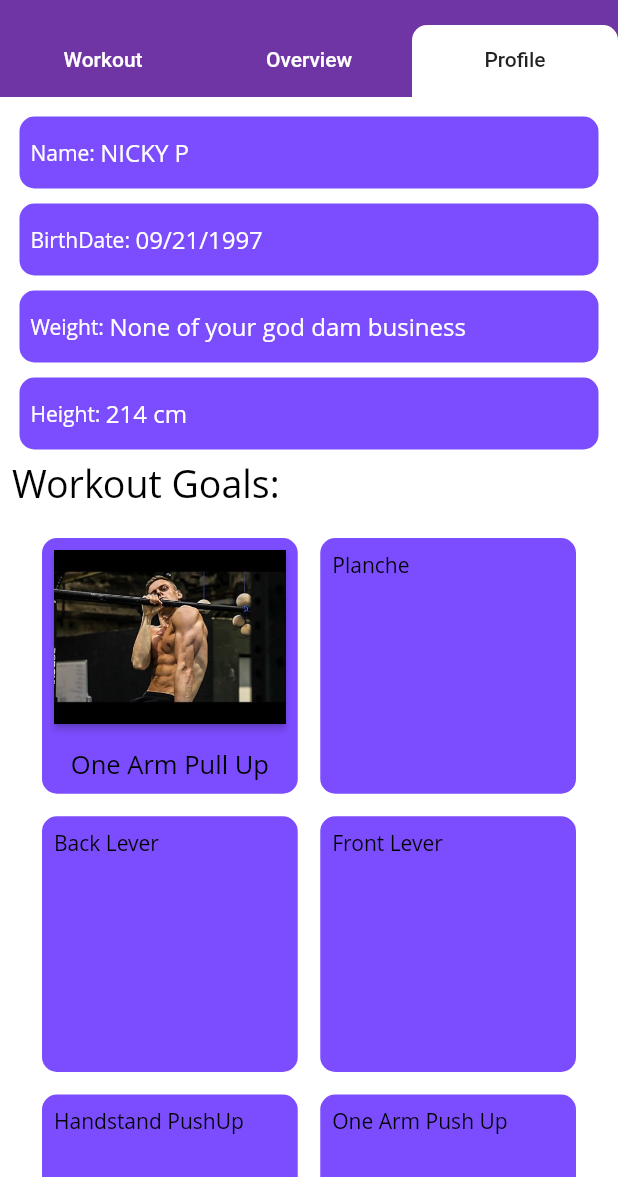
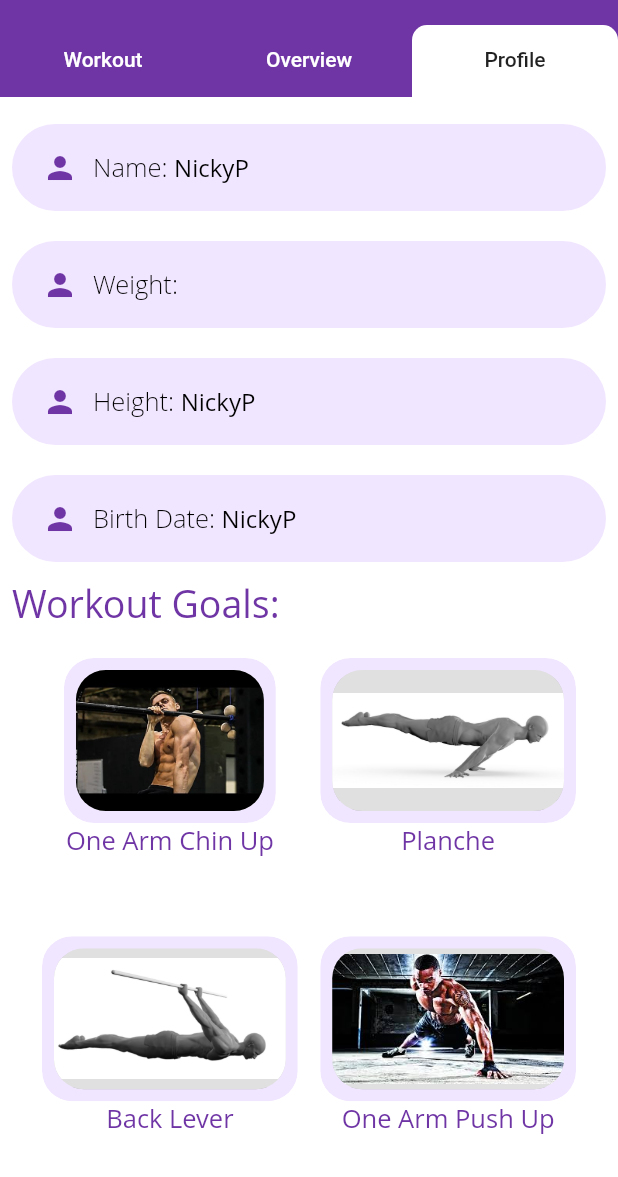
Before and after one commit to huyhoang1521/Fit-App, a Flutter app: the screen it shows once a user with an empty profile is signed in, tab 3 chosen, on a phone screen of 412 x 824 dp, the part 59-1236 px from its top. Run offline on Flutter 3.47's test engine with Material 2 defaults, Android fonts, the phone set to English and light mode, and no system bars; our stand-ins replace auto_size_text, firebase_auth, flutter_svg, percent_indicator; accounts and stored records are empty; Roboto replaces fonts that are missing (Open Sans).

Commit message:
Profile Page update, New rounded image component

```diff
--- /dev/null
+++ b/lib/components/rounded_image_button.dart
@@ -0,0 +1,52 @@
+import 'package:flutter/material.dart';
+import '../constants.dart';
+
+class RoundedImageButton extends StatelessWidget {
+  final String text;
+  final Function press;
+  final Color color;
+  final String image;
+  final double textSize;
+  const RoundedImageButton({
+    Key key,
+    this.text,
+    this.press,
+    this.color = kPrimaryColor,
+    this.image,
+    this.textSize,
+  }) : super(key: key);
+
+  @override
+  Widget build(BuildContext context) {
+    return Column(
+      children: <Widget>[
+        ClipRRect(
+          borderRadius: BorderRadius.circular(20),
+          child: Container(
+            height: 110,
+            padding: const EdgeInsets.all(8),
+            decoration: BoxDecoration(
+              borderRadius: BorderRadius.circular(20),
+              color: color,
+            ),
+            child: ClipRRect(
+              borderRadius: BorderRadius.circular(20),
+              child: RaisedButton(
+                padding: const EdgeInsets.symmetric(),
+                child: Image.asset(
+                  image,
+                ),
+                onPressed: press,
+              ),
+            ),
+            //Spacer(),
+          ),
+        ),
+        Text(
+          text,
+          style: TextStyle(color: kPrimaryColor, fontSize: textSize),
+        ),
+      ],
+    );
+  }
+}
--- a/lib/screens/home/overview_page.dart
+++ b/lib/screens/home/overview_page.dart
@@ -21,6 +21,7 @@ class _OverviewState extends State<Overview> {
           center: Column(children: <Widget>[
             Container(
               child: new Image.asset('assets/images/OAC.jpg'),
+              alignment: Alignment.center,
               width: 100,
               height: 100,
             ),
--- a/lib/screens/home/profile.dart
+++ b/lib/screens/home/profile.dart
@@ -1,7 +1,12 @@
 import 'dart:ui';
-
+import 'package:fit_app/components/text_field_container.dart';
 import 'package:flutter/cupertino.dart';
 import 'package:flutter/material.dart';
+import 'package:flutter/services.dart';
+import 'package:flutter/widgets.dart';
+import '../../constants.dart';
+import '../../components/rounded_button.dart';
+import '../../components/rounded_image_button.dart';
 
 class ProfilePage extends StatefulWidget {
   @override
@@ -10,159 +15,124 @@ class ProfilePage extends StatefulWidget {
   }
 }
 
-class Strength extends StatefulWidget {
-  @override
-  State<StatefulWidget> createState() {
-    return _StrengthState();
-  }
-}
-
-class Hypertrophy extends StatefulWidget {
-  @override
-  State<StatefulWidget> createState() {
-    return _HypertrophyState();
-  }
-}
-
 final myUsername = TextEditingController(text: 'NICKY P');
 final myBirthDate = TextEditingController(text: '09/21/1997');
 final myWeight = TextEditingController(text: 'None of your god dam business');
 final myHeight = TextEditingController(text: '214 cm');
-bool pressAttention = false;
-bool strengthSelected = false;
-bool hypertrophySelected = false;
+String name = "NickyP";
+double weight = 159.5;
+TextEditingController weightController = TextEditingController();
+
+bool strength = false;
+bool hypertrophy = false;
+bool weightLoss = false;
+bool planche = false;
+bool oneArmChinUp = false;
+bool handStandPushup = false;
+bool backLever = false;
+bool frontLever = false;
+bool oneArmPushUp = false;
 
 class _ProfilePageState extends State<ProfilePage> {
   @override
   Widget build(BuildContext context) {
     return ListView(padding: const EdgeInsets.all(8), children: <Widget>[
-      Padding(
-        padding: const EdgeInsets.all(5.0),
-        child: Container(
-          decoration: BoxDecoration(
-            borderRadius: BorderRadius.circular(10),
-            color: Colors.deepPurpleAccent[200],
+      TextFieldContainer(
+        child: Row(children: [
+          Icon(
+            Icons.person,
+            color: kPrimaryColor,
           ),
-          width: 100,
-          child: Row(
-            children: [
+          SizedBox(width: 10),
           Text(
-                '  Name: ',
-                style: TextStyle(color: Colors.white),
+            'Name: ',
+            style: TextStyle(fontSize: 17, fontWeight: FontWeight.w200),
           ),
           new Flexible(
             child: TextFormField(
+              controller: TextEditingController()..text = name,
+              onChanged: (text) => {},
               decoration: InputDecoration(
-                    focusedBorder: InputBorder.none,
-                    enabledBorder: InputBorder.none,
-                    errorBorder: InputBorder.none,
-                    disabledBorder: InputBorder.none,
-                  ),
-                  controller: myUsername,
-                  style: TextStyle(color: Colors.white),
-                  // textAlign: TextAlign.left,
-                ),
-              ),
-            ],
+                border: InputBorder.none,
               ),
             ),
           ),
-      Padding(
-        padding: const EdgeInsets.all(5.0),
-        child: Container(
-          decoration: BoxDecoration(
-            borderRadius: BorderRadius.circular(10),
-            color: Colors.deepPurpleAccent,
+        ]),
       ),
-          width: 100,
-          child: Row(
-            children: [
+      TextFieldContainer(
+        child: Row(children: [
+          Icon(
+            Icons.person,
+            color: kPrimaryColor,
+          ),
+          SizedBox(width: 10),
           Text(
-                '  BirthDate: ',
-                style: TextStyle(color: Colors.white),
+            'Weight: ',
+            style: TextStyle(fontSize: 17, fontWeight: FontWeight.w200),
+          ),
+          new Flexible(
+            child: new TextField(
+              onChanged: (value) {
+                name = value;
+              },
+              decoration: new InputDecoration(
+                border: InputBorder.none,
+              ),
+              keyboardType: TextInputType.numberWithOptions(),
+              inputFormatters: <TextInputFormatter>[
+                WhitelistingTextInputFormatter.digitsOnly
+              ], // Only numbers can be entered
+            ),
+          ),
+        ]),
+      ),
+      TextFieldContainer(
+        child: Row(children: [
+          Icon(
+            Icons.person,
+            color: kPrimaryColor,
+          ),
+          SizedBox(width: 10),
+          Text(
+            'Height: ',
+            style: TextStyle(fontSize: 17, fontWeight: FontWeight.w200),
+          ),
+          new Flexible(
+            child: TextField(
+              controller: TextEditingController()..text = name,
+              onChanged: (text) => {},
+              decoration: InputDecoration(
+                border: InputBorder.none,
+              ),
+            ),
+          ),
+        ]),
+      ),
+      TextFieldContainer(
+        child: Row(children: [
+          Icon(
+            Icons.person,
+            color: kPrimaryColor,
+          ),
+          SizedBox(width: 10),
+          Text(
+            'Birth Date: ',
+            style: TextStyle(fontSize: 17, fontWeight: FontWeight.w200),
           ),
           new Flexible(
             child: TextFormField(
+              controller: TextEditingController()..text = name,
+              onChanged: (text) => {},
               decoration: InputDecoration(
-                    focusedBorder: InputBorder.none,
-                    enabledBorder: InputBorder.none,
-                    errorBorder: InputBorder.none,
-                    disabledBorder: InputBorder.none,
-                  ),
-                  controller: myBirthDate,
-                  style: TextStyle(color: Colors.white),
-                  // textAlign: TextAlign.left,
-                ),
-              ),
-            ],
+                border: InputBorder.none,
               ),
             ),
           ),
-      Padding(
-        padding: const EdgeInsets.all(5.0),
-        child: Container(
-          decoration: BoxDecoration(
-            borderRadius: BorderRadius.circular(10),
-            color: Colors.deepPurpleAccent,
-          ),
-          width: 100,
-          child: Row(
-            children: [
-              Text(
-                '  Weight: ',
-                style: TextStyle(color: Colors.white),
-              ),
-              new Flexible(
-                child: TextFormField(
-                  decoration: InputDecoration(
-                    focusedBorder: InputBorder.none,
-                    enabledBorder: InputBorder.none,
-                    errorBorder: InputBorder.none,
-                    disabledBorder: InputBorder.none,
-                  ),
-                  controller: myWeight,
-                  style: TextStyle(color: Colors.white),
-                  // textAlign: TextAlign.left,
-                ),
-              ),
-            ],
-          ),
-        ),
-      ),
-      Padding(
-        padding: const EdgeInsets.all(5.0),
-        child: Container(
-          decoration: BoxDecoration(
-            borderRadius: BorderRadius.circular(10),
-            color: Colors.deepPurpleAccent,
-          ),
-          width: 100,
-          child: Row(
-            children: [
-              Text(
-                '  Height: ',
-                style: TextStyle(color: Colors.white),
-              ),
-              new Flexible(
-                child: TextFormField(
-                  decoration: InputDecoration(
-                    focusedBorder: InputBorder.none,
-                    enabledBorder: InputBorder.none,
-                    errorBorder: InputBorder.none,
-                    disabledBorder: InputBorder.none,
-                  ),
-                  controller: myHeight,
-                  style: TextStyle(color: Colors.white),
-                  // textAlign: TextAlign.left,
-                ),
-              ),
-            ],
-          ),
-        ),
+        ]),
       ),
       Text(
         'Workout Goals:',
-        style: TextStyle(fontSize: 25),
+        style: TextStyle(fontSize: 25, color: kPrimaryColor),
       ),
       GridView.count(
           primary: false,
@@ -172,148 +142,136 @@ class _ProfilePageState extends State<ProfilePage> {
           crossAxisCount: 2,
           shrinkWrap: true,
           children: <Widget>[
-            Container(
-              padding: const EdgeInsets.all(8),
-              decoration: BoxDecoration(
-                borderRadius: BorderRadius.circular(10),
-                color: Colors.deepPurpleAccent,
+            RoundedImageButton(
+              color: oneArmChinUp ? kPrimaryColor : kPrimaryLightColor,
+              image: 'assets/images/OAC.jpg',
+              press: () {
+                /*...*/
+                setState(() {
+                  oneArmChinUp = !oneArmChinUp;
+                  frontLever = false;
+                  backLever = false;
+                });
+              },
+              text: "One Arm Chin Up",
+              textSize: 17,
             ),
-              child: Column(children: <Widget>[
-                RaisedButton(
-                    padding: const EdgeInsets.all(0),
-                    child: Image.asset('assets/images/OAC.jpg'),
-                    onPressed: () {}),
-                Spacer(),
-                Text(
-                  'One Arm Pull Up',
-                  style: TextStyle(fontSize: 17),
+            RoundedImageButton(
+              color: planche ? kPrimaryColor : kPrimaryLightColor,
+              image: 'assets/images/FullPlanche.jpg',
+              press: () {
+                /*...*/
+                setState(() {
+                  planche = !planche;
+                  handStandPushup = false;
+                  oneArmPushUp = false;
+                });
+              },
+              text: "Planche",
+              textSize: 17,
+            ),
+            RoundedImageButton(
+              color: backLever ? kPrimaryColor : kPrimaryLightColor,
+              image: 'assets/images/BackLever.jpg',
+              press: () {
+                /*...*/
+                setState(() {
+                  backLever = !backLever;
+                  frontLever = false;
+                  oneArmChinUp = false;
+                });
+              },
+              text: "Back Lever",
+              textSize: 17,
+            ),
+            RoundedImageButton(
+              color: oneArmPushUp ? kPrimaryColor : kPrimaryLightColor,
+              image: 'assets/images/OneArmPushUp.jpeg',
+              press: () {
+                /*...*/
+                setState(() {
+                  oneArmPushUp = !oneArmPushUp;
+                  handStandPushup = false;
+                  planche = false;
+                });
+              },
+              text: "One Arm Push Up",
+              textSize: 17,
+            ),
+            RoundedImageButton(
+              color: frontLever ? kPrimaryColor : kPrimaryLightColor,
+              image: 'assets/images/FrontLever.jpg',
+              press: () {
+                /*...*/
+                setState(() {
+                  frontLever = !frontLever;
+                  oneArmChinUp = false;
+                  backLever = false;
+                });
+              },
+              text: "Front Lever",
+              textSize: 17,
+            ),
+            RoundedImageButton(
+              color: handStandPushup ? kPrimaryColor : kPrimaryLightColor,
+              image: 'assets/images/HandStandRollout.jpeg',
+              press: () {
+                /*...*/
+                setState(() {
+                  handStandPushup = !handStandPushup;
+                  planche = false;
+                  oneArmPushUp = false;
+                });
+              },
+              text: "Handstand Push-Up",
+              textSize: 17,
             ),
           ]),
+      Text(
+        'Fitness Goal',
+        style: TextStyle(color: kPrimaryColor, fontSize: 25),
       ),
-            Container(
-                padding: const EdgeInsets.all(8),
-                decoration: BoxDecoration(
-                  borderRadius: BorderRadius.circular(10),
-                  color: Colors.deepPurpleAccent,
-                ),
-                child: Text('Planche')),
-            Container(
-                padding: const EdgeInsets.all(8),
-                decoration: BoxDecoration(
-                  borderRadius: BorderRadius.circular(10),
-                  color: Colors.deepPurpleAccent,
-                ),
-                child: Text('Back Lever')),
-            Container(
-              padding: const EdgeInsets.all(8),
-              decoration: BoxDecoration(
-                borderRadius: BorderRadius.circular(10),
-                color: Colors.deepPurpleAccent,
-              ),
-              child: Text('Front Lever'),
-            ),
-            Container(
-                padding: const EdgeInsets.all(8),
-                decoration: BoxDecoration(
-                  borderRadius: BorderRadius.circular(10),
-                  color: Colors.deepPurpleAccent,
-                ),
-                child: Text('Handstand PushUp')),
-            Container(
-                padding: const EdgeInsets.all(8),
-                decoration: BoxDecoration(
-                  borderRadius: BorderRadius.circular(10),
-                  color: Colors.deepPurpleAccent,
-                ),
-                child: Text('One Arm Push Up')),
-          ]),
-      Text('Fitness Goal'),
-      Row(
+      Column(
         mainAxisAlignment: MainAxisAlignment.spaceEvenly,
         children: <Widget>[
-          Strength(),
-          Hypertrophy(),
-          Container(
-            child: RaisedButton(
-              // color: Colors.deepPurpleAccent,
-              child: Text('Weight Loss',
-                  style: TextStyle(
-                    color: Colors.white,
-                  )),
-              color: pressAttention ? Colors.grey : Colors.deepPurpleAccent,
-              onPressed: () => setState(() => pressAttention = !pressAttention),
-            ),
-            decoration: BoxDecoration(
-              borderRadius: BorderRadius.circular(10),
-              //color: Colors.deepPurpleAccent,
-            ),
-          ),
+          RoundedButton(
+              text: "Strength",
+              textColor: strength ? Colors.white : kPrimaryColor,
+              color: strength ? kPrimaryColor : kPrimaryLightColor,
+              press: () {
+                /*...*/
+                setState(() {
+                  strength = !strength;
+                  hypertrophy = false;
+                  weightLoss = false;
+                });
+              }),
+          RoundedButton(
+              text: "Hypertrophy",
+              textColor: hypertrophy ? Colors.white : kPrimaryColor,
+              color: hypertrophy ? kPrimaryColor : kPrimaryLightColor,
+              press: () {
+                /*...*/
+                setState(() {
+                  hypertrophy = !hypertrophy;
+                  strength = false;
+                  weightLoss = false;
+                });
+              }),
+          RoundedButton(
+              text: "Weight Loss",
+              textColor: weightLoss ? Colors.white : kPrimaryColor,
+              color: weightLoss ? kPrimaryColor : kPrimaryLightColor,
+              press: () {
+                /*...*/
+                setState(() {
+                  weightLoss = !weightLoss;
+                  strength = false;
+                  hypertrophy = false;
+                });
+              }),
         ],
       ),
     ]);
   }
 }
-
-class _StrengthState extends State<Strength> {
-  @override
-  Widget build(BuildContext context) {
-    return Container(
-      child: RaisedButton(
-          // color: Colors.deepPurpleAccent,
-          child: Text('Strength',
-              style: TextStyle(
-                color: Colors.white,
-              )),
-          color: pressAttention ? Colors.grey : Colors.deepPurpleAccent,
-          onPressed: () {
-            setState(() => pressAttention = !pressAttention);
-          }),
-      decoration: BoxDecoration(
-        borderRadius: BorderRadius.circular(10),
-        //color: Colors.deepPurpleAccent,
-      ),
-    );
-  }
-}
-
-class _HypertrophyState extends State<Hypertrophy> {
-  @override
-  Widget build(BuildContext context) {
-    return Container(
-      child: RaisedButton(
-        // color: Colors.deepPurpleAccent,
-        child: Text('Hypertrophy',
-            style: TextStyle(
-              color: Colors.white,
-            )),
-        color: strengthSelected ? Colors.grey : Colors.deepPurpleAccent,
-        onPressed: () => setState(() => pressAttention = !pressAttention),
-      ),
-      decoration: BoxDecoration(
-        borderRadius: BorderRadius.circular(10),
-        //color: Colors.deepPurpleAccent,
-      ),
-    );
-  }
-}
-
-void doSomething(String buttonName) {
-  if (buttonName == "Strength") {
-    if (pressAttention = false) {
-      strengthSelected = true;
-      pressAttention = true;
-    } else {
-      pressAttention = false;
-      strengthSelected = false;
-    }
-  }
-  if (buttonName == 'Hypertrophy') {
-    if (pressAttention = false) {
-      hypertrophySelected = true;
-      pressAttention = true;
-    } else {
-      pressAttention = false;
-      hypertrophySelected = false;
-    }
-  }
-}
```
Also changed, not shown: assets/images/BackLever.jpg (added), assets/images/FrontLever.jpg (added), assets/images/FullPlanche.jpg (added), assets/images/HandStandRollout.jpeg (added), assets/images/OneArmPushUp.jpeg (added). Lines whose indentation alone changed are shown as unchanged.
